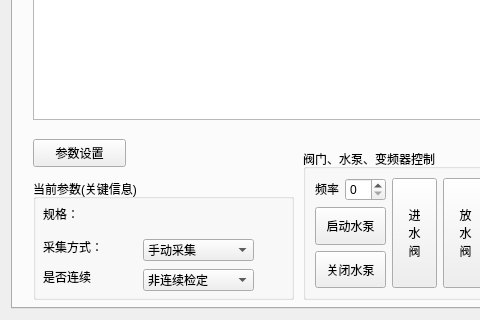
Old version of the form source/weightMethod/weightmethod.ui in the repository flimmy78/qtverify; both pictures show x 0 to 480 and y 518 to 838 of the 1284 by 838 pixel window.
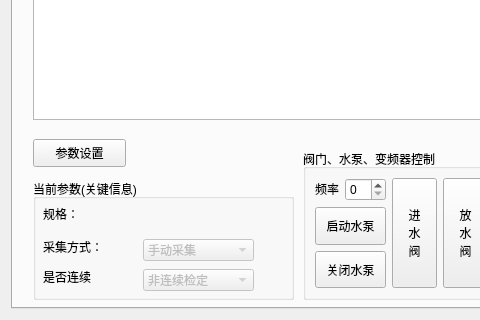
New version of the form.

```diff
--- a/source/weightMethod/weightmethod.ui
+++ b/source/weightMethod/weightmethod.ui
@@ -94,6 +94,9 @@
         </property>
        </widget>
        <widget class="QComboBox" name="cmbAutoPick">
+        <property name="enabled">
+         <bool>false</bool>
+        </property>
         <property name="geometry">
          <rect>
           <x>110</x>
@@ -114,6 +117,9 @@
         </item>
        </widget>
        <widget class="QComboBox" name="cmbContinue">
+        <property name="enabled">
+         <bool>false</bool>
+        </property>
         <property name="geometry">
          <rect>
           <x>110</x>
```
